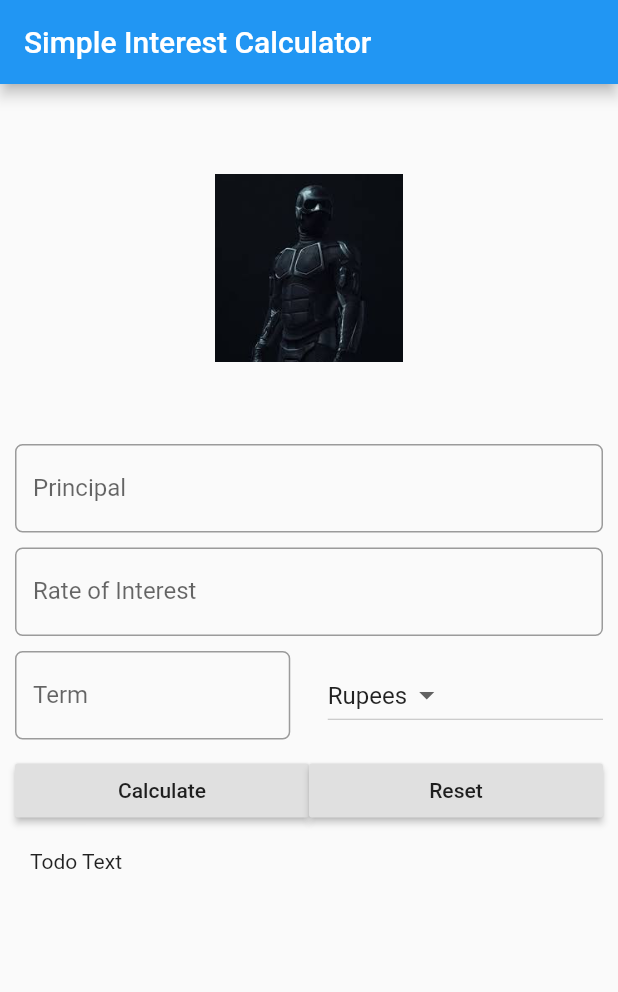
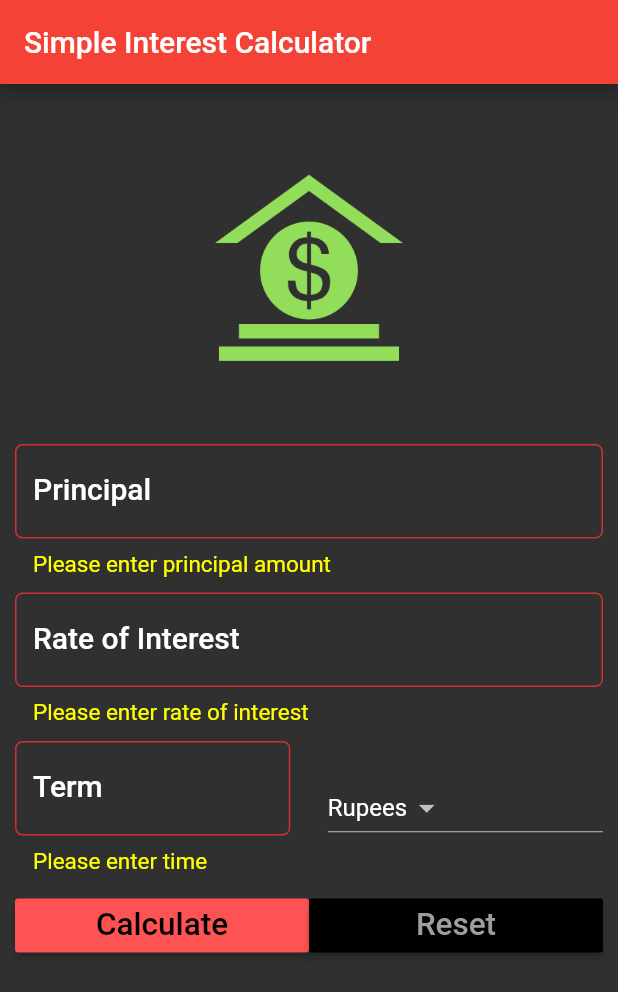
Before and after one commit to tusharpotter/calculator, a Flutter app: the screen it shows after launch, after a tap on "Calculate", on a phone screen of 412 x 824 dp. Shown: the top 992 px of the screen. Run offline on Flutter 3.47's test engine with Material 2 defaults, Android fonts, the phone set to English and light mode, and no system bars.

Commit message:
final commit

```diff
--- a/lib/main.dart
+++ b/lib/main.dart
@@ -2,54 +2,101 @@ import 'package:flutter/material.dart';
 
 void main() {
   runApp(MaterialApp(
+    debugShowCheckedModeBanner: false,
     title: 'Simple Interest Calculator App',
     home: SIForm(),
+    theme: ThemeData(
+        brightness: Brightness.dark,
+        primaryColor: Colors.red,
+        accentColor: Colors.redAccent),
   ));
 }
 
 class SIForm extends StatefulWidget {
   @override
   State<StatefulWidget> createState() {
-    return _SIFormState();
+    return SIFormState();
   }
 }
 
-class _SIFormState extends State<SIForm> {
-  var _currencies = ['Rupees', 'Dollars', 'Pounds'];
+class SIFormState extends State<SIForm> {
+  var _formKey = GlobalKey<FormState>();
+
+  var currencies = ['Rupees', 'Dollars', 'Pounds'];
   final double _minimumPadding = 5.0;
+
+  var currentItemSelected = '';
+
+  @override
+  void initState() {
+    super.initState();
+    currentItemSelected = currencies[0];
+  }
+
+  TextEditingController principalController = TextEditingController();
+  TextEditingController roiController = TextEditingController();
+  TextEditingController termController = TextEditingController();
+
+  var displayResult = '';
 
   @override
   Widget build(BuildContext context) {
+    TextStyle textStyle = Theme.of(context).textTheme.headline6;
+
     return Scaffold(
 //			resizeToAvoidBottomPadding: false,
       appBar: AppBar(
         title: Text('Simple Interest Calculator'),
       ),
 
-      body: Container(
-        margin: EdgeInsets.all(_minimumPadding * 2),
+      body: Form(
+        key: _formKey,
+        child: Padding(
+            padding: EdgeInsets.all(_minimumPadding * 2),
             child: ListView(
               children: <Widget>[
                 getImageAsset(),
                 Padding(
                     padding: EdgeInsets.only(
                         top: _minimumPadding, bottom: _minimumPadding),
-                child: TextField(
+                    child: TextFormField(
                       keyboardType: TextInputType.number,
+                      style: textStyle,
+                      controller: principalController,
+                      validator: (String value) {
+                        if (value.isEmpty) {
+                          return 'Please enter principal amount';
+                        }
+                        return null;
+                      },
                       decoration: InputDecoration(
                           labelText: 'Principal',
                           hintText: 'Enter Principal e.g. 12000',
+                          labelStyle: textStyle,
+                          errorStyle: TextStyle(
+                              color: Colors.yellowAccent, fontSize: 15.0),
                           border: OutlineInputBorder(
                               borderRadius: BorderRadius.circular(5.0))),
                     )),
                 Padding(
                     padding: EdgeInsets.only(
                         top: _minimumPadding, bottom: _minimumPadding),
-                child: TextField(
+                    child: TextFormField(
                       keyboardType: TextInputType.number,
+                      style: textStyle,
+                      controller: roiController,
+                      validator: (String value) {
+                        if (value.isEmpty) {
+                          return 'Please enter rate of interest';
+                        } else
+                          return null;
+                      },
                       decoration: InputDecoration(
                           labelText: 'Rate of Interest',
                           hintText: 'In percent',
+                          labelStyle: textStyle,
+                          errorStyle: TextStyle(
+                              color: Colors.yellowAccent, fontSize: 15.0),
                           border: OutlineInputBorder(
                               borderRadius: BorderRadius.circular(5.0))),
                     )),
@@ -59,11 +106,22 @@ class _SIFormState extends State<SIForm> {
                     child: Row(
                       children: <Widget>[
                         Expanded(
-                        child: TextField(
+                            child: TextFormField(
                           keyboardType: TextInputType.number,
+                          style: textStyle,
+                          controller: termController,
+                          validator: (String value) {
+                            if (value.isEmpty) {
+                              return 'Please enter time';
+                            }
+                            return null;
+                          },
                           decoration: InputDecoration(
                               labelText: 'Term',
                               hintText: 'Time in years',
+                              labelStyle: textStyle,
+                              errorStyle: TextStyle(
+                                  color: Colors.yellowAccent, fontSize: 15.0),
                               border: OutlineInputBorder(
                                   borderRadius: BorderRadius.circular(5.0))),
                         )),
@@ -72,15 +130,16 @@ class _SIFormState extends State<SIForm> {
                         ),
                         Expanded(
                             child: DropdownButton<String>(
-                      items: _currencies.map((String value) {
+                          items: currencies.map((String value) {
                             return DropdownMenuItem<String>(
                               value: value,
                               child: Text(value),
                             );
                           }).toList(),
-                      value: 'Rupees',
+                          value: currentItemSelected,
                           onChanged: (String newValueSelected) {
                             // Your code to execute, when a menu item is selected from dropdown
+                            _onDropDownItemSelected(newValueSelected);
                           },
                         ))
                       ],
@@ -92,30 +151,53 @@ class _SIFormState extends State<SIForm> {
                       children: <Widget>[
                         Expanded(
                           child: RaisedButton(
-                        child: Text('Calculate'),
-                        onPressed: () {},
+                            color: Theme.of(context).accentColor,
+                            textColor: Theme.of(context).primaryColorDark,
+                            child: Text(
+                              'Calculate',
+                              textScaleFactor: 1.5,
+                            ),
+                            onPressed: () {
+                              setState(() {
+                                if (_formKey.currentState.validate()) {
+                                  this.displayResult = _calculateTotalReturns();
+                                }
+                              });
+                            },
                           ),
                         ),
                         Expanded(
                           child: RaisedButton(
-                        child: Text('Reset'),
-                        onPressed: () {},
+                            color: Theme.of(context).primaryColorDark,
+                            textColor: Theme.of(context).primaryColorLight,
+                            child: Text(
+                              'Reset',
+                              textScaleFactor: 1.5,
+                            ),
+                            onPressed: () {
+                              setState(() {
+                                _reset();
+                              });
+                            },
                           ),
                         ),
                       ],
                     )),
                 Padding(
                   padding: EdgeInsets.all(_minimumPadding * 2),
-              child: Text('Todo Text'),
+                  child: Text(
+                    this.displayResult,
+                    style: textStyle,
+                  ),
                 )
               ],
-        ),
+            )),
       ),
     );
   }
 
   Widget getImageAsset() {
-    AssetImage assetImage = AssetImage('images/one.jpg');
+    AssetImage assetImage = AssetImage('images/money.png');
     Image image = Image(
       image: assetImage,
       width: 125.0,
@@ -127,4 +209,30 @@ class _SIFormState extends State<SIForm> {
       margin: EdgeInsets.all(_minimumPadding * 10),
     );
   }
+
+  void _onDropDownItemSelected(String newValueSelected) {
+    setState(() {
+      this.currentItemSelected = newValueSelected;
+    });
   }
+
+  String _calculateTotalReturns() {
+    double principal = double.parse(principalController.text);
+    double roi = double.parse(roiController.text);
+    double term = double.parse(termController.text);
+
+    double totalAmountPayable = principal + (principal * roi * term) / 100;
+
+    String result =
+        'After $term years, your investment will be worth $totalAmountPayable $currentItemSelected';
+    return result;
+  }
+
+  void _reset() {
+    principalController.text = '';
+    roiController.text = '';
+    termController.text = '';
+    displayResult = '';
+    currentItemSelected = currencies[0];
+  }
+}
```
Also changed, not shown: images/money.png (added), images/one.jpg (deleted). Lines whose indentation alone changed are shown as unchanged.
